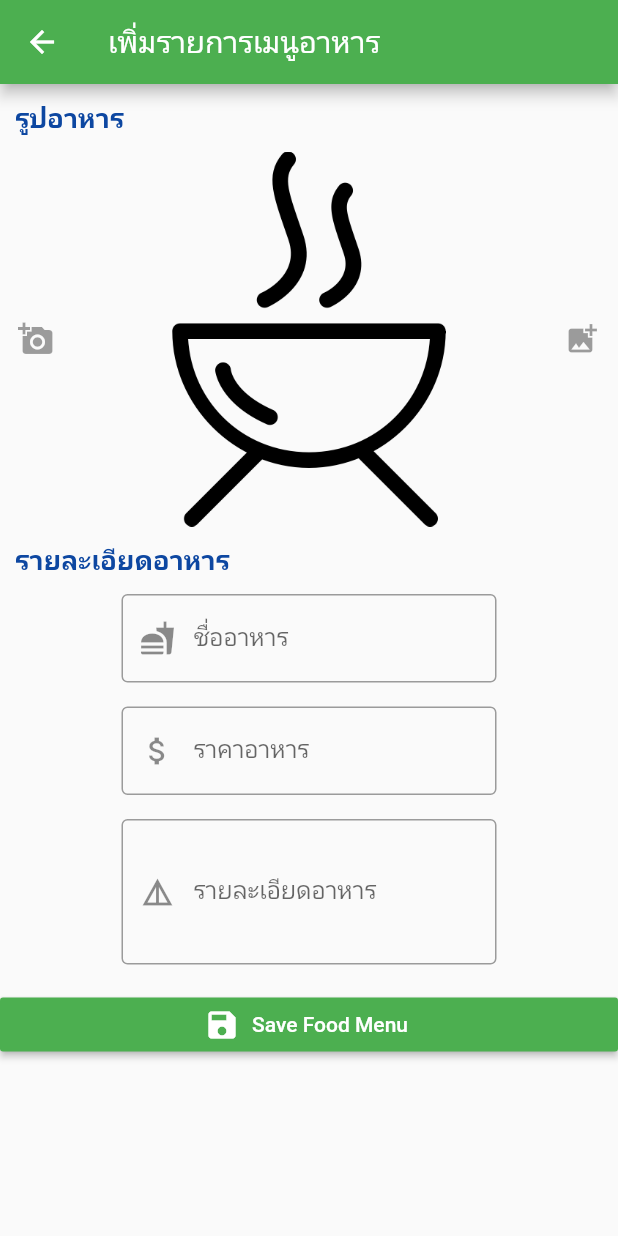
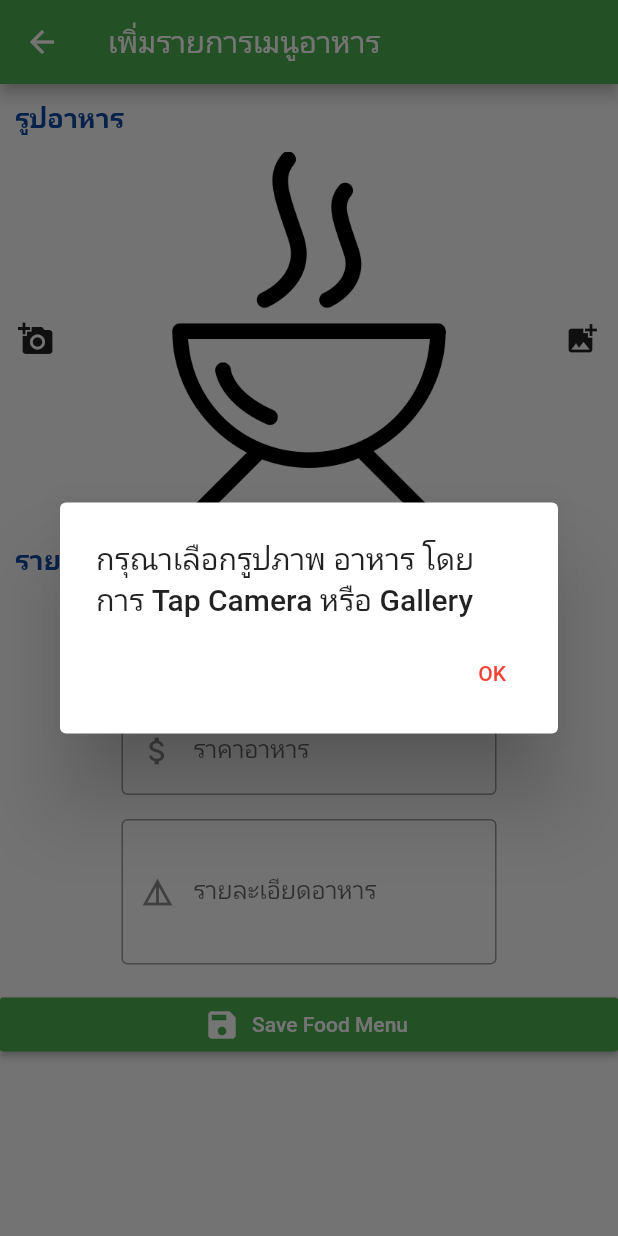
Before and after one commit to masterUNG/UngFood, a Flutter app: the AddFoodMenu screen opened directly, after a tap on "Save Food Menu", on a phone screen of 412 x 824 dp. Run offline on Flutter 3.47's test engine with Material 2 defaults, Android fonts, the phone set to English and light mode, and no system bars; our stand-ins replace dio, google_maps_flutter, image_picker, location, shared_preferences; accounts and stored records are empty.

Commit message:
update 10 June

```diff
--- a/lib/screens/add_food_menu.dart
+++ b/lib/screens/add_food_menu.dart
@@ -1,5 +1,13 @@
+import 'dart:io';
+import 'dart:math';
+
+import 'package:dio/dio.dart';
 import 'package:flutter/material.dart';
+import 'package:image_picker/image_picker.dart';
+import 'package:shared_preferences/shared_preferences.dart';
+import 'package:ungfood/utility/my_constant.dart';
 import 'package:ungfood/utility/my_style.dart';
+import 'package:ungfood/utility/normal_dialog.dart';
 
 class AddFoodMenu extends StatefulWidget {
   @override
@@ -7,6 +15,9 @@ class AddFoodMenu extends StatefulWidget {
 }
 
 class _AddFoodMenuState extends State<AddFoodMenu> {
+  File file;
+  String nameFood, price, detail;
+
   @override
   Widget build(BuildContext context) {
     return Scaffold(
@@ -33,17 +44,67 @@ class _AddFoodMenuState extends State<AddFoodMenu> {
   }
 
   Widget saveButton() {
-    return Container(width: MediaQuery.of(context).size.width,
-      child: RaisedButton.icon(color: MyStyle().primaryColor,
-                onPressed: () {},
-                icon: Icon(Icons.save, color: Colors.white,),
-                label: Text('Save Food Menu', style: TextStyle(color: Colors.white),),),
+    return Container(
+      width: MediaQuery.of(context).size.width,
+      child: RaisedButton.icon(
+        color: MyStyle().primaryColor,
+        onPressed: () {
+          if (file == null) {
+            normalDialog(context,
+                'กรุณาเลือกรูปภาพ อาหาร โดยการ Tap Camera หรือ Gallery');
+          } else if (nameFood == null ||
+              nameFood.isEmpty ||
+              price == null ||
+              price.isEmpty ||
+              detail == null ||
+              detail.isEmpty) {
+            normalDialog(context, 'กรุณากรอก ทุกช่อง คะ');
+          } else {
+            uploadFoodAndInsertData();
+          }
+        },
+        icon: Icon(
+          Icons.save,
+          color: Colors.white,
+        ),
+        label: Text(
+          'Save Food Menu',
+          style: TextStyle(color: Colors.white),
+        ),
+      ),
     );
+  }
+
+  Future<Null> uploadFoodAndInsertData() async {
+    String urlUpload = '${MyConstant().domain}/UngFood/saveFood.php';
+
+    Random random = Random();
+    int i = random.nextInt(1000000);
+    String nameFile = 'food$i.jpg';
+
+    try {
+      Map<String, dynamic> map = Map();
+      map['file'] = await MultipartFile.fromFile(file.path, filename: nameFile);
+      FormData formData = FormData.fromMap(map);
+
+      await Dio().post(urlUpload, data: formData).then((value) async {
+        String urlPathImage = '/UngFood/Food/$nameFile';
+        print('urlPathImage = ${MyConstant().domain}$urlPathImage');
+
+        SharedPreferences preferences = await SharedPreferences.getInstance();
+        String idShop = preferences.getString('id');
+
+        String urlInsertData =
+            '${MyConstant().domain}/UngFood/addFood.php?isAdd=true&idShop=$idShop&NameFood=$nameFood&PathImage=$urlPathImage&Price=$price&Detail=$detail';
+        await Dio().get(urlInsertData).then((value) => Navigator.pop(context));
+      });
+    } catch (e) {}
   }
 
   Widget nameForm() => Container(
         width: 250.0,
         child: TextField(
+          onChanged: (value) => nameFood = value.trim(),
           decoration: InputDecoration(
             prefixIcon: Icon(Icons.fastfood),
             labelText: 'ชื่ออาหาร',
@@ -55,6 +116,8 @@ class _AddFoodMenuState extends State<AddFoodMenu> {
   Widget priceForm() => Container(
         width: 250.0,
         child: TextField(
+          keyboardType: TextInputType.number,
+          onChanged: (value) => price = value.trim(),
           decoration: InputDecoration(
             prefixIcon: Icon(Icons.attach_money),
             labelText: 'ราคาอาหาร',
@@ -66,6 +129,7 @@ class _AddFoodMenuState extends State<AddFoodMenu> {
   Widget detailForm() => Container(
         width: 250.0,
         child: TextField(
+          onChanged: (value) => detail = value.trim(),
           keyboardType: TextInputType.multiline,
           maxLines: 3,
           decoration: InputDecoration(
@@ -80,15 +144,36 @@ class _AddFoodMenuState extends State<AddFoodMenu> {
     return Row(
       mainAxisAlignment: MainAxisAlignment.spaceBetween,
       children: <Widget>[
-        IconButton(icon: Icon(Icons.add_a_photo), onPressed: null),
+        IconButton(
+          icon: Icon(Icons.add_a_photo),
+          onPressed: () => chooseImage(ImageSource.camera),
+        ),
         Container(
           width: 250.0,
           height: 250.0,
-          child: Image.asset('images/foodmenu.png'),
+          child: file == null
+              ? Image.asset('images/foodmenu.png')
+              : Image.file(file),
         ),
-        IconButton(icon: Icon(Icons.add_photo_alternate), onPressed: null),
+        IconButton(
+          icon: Icon(Icons.add_photo_alternate),
+          onPressed: () => chooseImage(ImageSource.gallery),
+        ),
       ],
     );
+  }
+
+  Future<Null> chooseImage(ImageSource source) async {
+    try {
+      var object = await ImagePicker().getImage(
+        source: source,
+        maxWidth: 800.0,
+        maxHeight: 800.0,
+      );
+      setState(() {
+        file = File(object.path);
+      });
+    } catch (e) {}
   }
 
   Widget showTitleFood(String string) {
```
